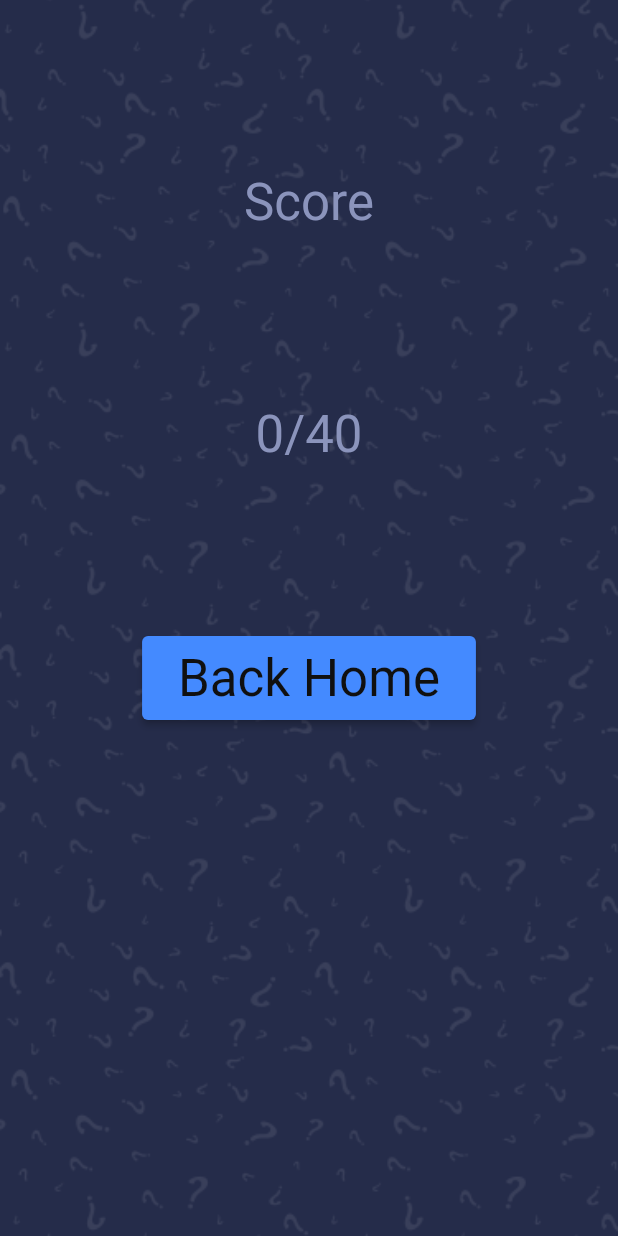
After one commit to AhmedEnnaime/QuizAnime, a Flutter app: the ScorePage screen opened by its route, on a phone screen of 412 x 824 dp. The commit adds this screen. Run offline on Flutter 3.47's test engine with Material 2 defaults, Android fonts, the phone set to English and light mode, and no system bars; our stand-ins replace get, websafe_svg.

Commit message:
feat: :fire: added the score page and calculated the score

```diff
--- a/lib/controllers/questionController.dart
+++ b/lib/controllers/questionController.dart
@@ -2,6 +2,7 @@ import 'package:flutter/material.dart';
 import 'package:get/get.dart';
 import 'package:quizz_anime/models/Question.dart';
 import 'package:quizz_anime/questions_options.dart';
+import 'package:quizz_anime/views/score.dart';
 
 class QuestionController extends GetxController
     with GetSingleTickerProviderStateMixin {
@@ -33,7 +34,7 @@ class QuestionController extends GetxController
   RxInt get questionNumber => this._questionNumber;
 
   late int _numOfCorrectAns = 0;
-  int get numOfCorrectAns => this._correctAns;
+  int get numOfCorrectAns => this._numOfCorrectAns;
 
   @override
   void onInit() {
@@ -80,6 +81,11 @@ class QuestionController extends GetxController
       _animationController.reset();
 
       _animationController.forward().whenComplete(nextQuestion);
+    } else {
+      Navigator.push(
+        Get.context!,
+        MaterialPageRoute(builder: (context) => ScorePage()),
+      );
     }
   }
 
--- a/lib/main.dart
+++ b/lib/main.dart
@@ -1,6 +1,8 @@
 import 'package:flutter/material.dart';
+import 'package:get/get_navigation/src/root/get_material_app.dart';
 import 'package:quizz_anime/views/home.dart';
 import 'package:quizz_anime/views/quiz.dart';
+import 'package:quizz_anime/views/score.dart';
 import 'package:quizz_anime/views/welcome.dart';
 
 void main() {
@@ -11,7 +13,7 @@ class MyApp extends StatelessWidget {
   const MyApp({super.key});
   @override
   Widget build(BuildContext context) {
-    return MaterialApp(
+    return GetMaterialApp(
       title: 'Flutter Demo',
       debugShowCheckedModeBanner: false,
       theme: ThemeData.dark(),
@@ -20,6 +22,7 @@ class MyApp extends StatelessWidget {
         '/': (context) => WelcomePage(),
         'home': (context) => HomePage(),
         'quiz': (context) => QuizPage(),
+        'score': (context) => ScorePage(),
       },
     );
   }
--- /dev/null
+++ b/lib/views/score.dart
@@ -0,0 +1,66 @@
+import 'package:flutter/material.dart';
+import 'package:get/get.dart';
+import 'package:quizz_anime/constants.dart';
+import 'package:quizz_anime/controllers/questionController.dart';
+
+class ScorePage extends StatelessWidget {
+  const ScorePage({super.key});
+
+  @override
+  Widget build(BuildContext context) {
+    QuestionController _qnController = Get.put(QuestionController());
+    return Scaffold(
+      body: Container(
+        decoration: BoxDecoration(
+            image: DecorationImage(
+                image: AssetImage("assets/bg.png"), fit: BoxFit.cover)),
+        child: Stack(children: [
+          Center(
+            child: Column(
+              children: [
+                Spacer(),
+                Text(
+                  "Score",
+                  style: Theme.of(context)
+                      .textTheme
+                      .headlineMedium
+                      ?.copyWith(color: kSecondaryColor),
+                ),
+                Spacer(),
+                Text(
+                  "${_qnController.numOfCorrectAns * 10}/${_qnController.questions.length * 10}",
+                  style: Theme.of(context)
+                      .textTheme
+                      .headlineMedium
+                      ?.copyWith(color: kSecondaryColor),
+                ),
+                Spacer(),
+                ElevatedButton(
+                    onPressed: () {
+                      Get.reset();
+                      Navigator.pushNamed(context, "home");
+                    },
+                    style: ElevatedButton.styleFrom(
+                      backgroundColor: Colors.blueAccent,
+                    ),
+                    child: Padding(
+                      padding: const EdgeInsets.all(8.0),
+                      child: Text(
+                        "Back Home",
+                        style: Theme.of(context)
+                            .textTheme
+                            .headlineMedium
+                            ?.copyWith(color: kBlackColor),
+                      ),
+                    )),
+                Spacer(
+                  flex: 3,
+                ),
+              ],
+            ),
+          ),
+        ]),
+      ),
+    );
+  }
+}
```
